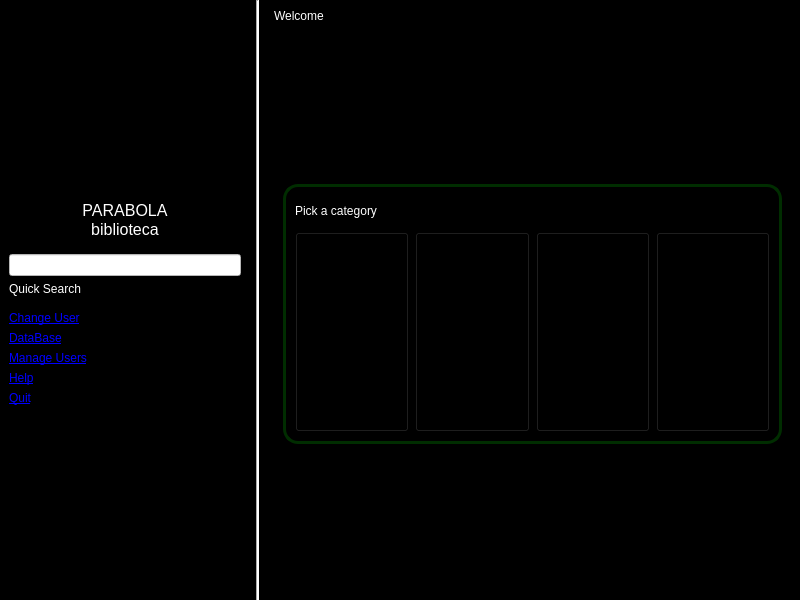
Above: src/gui/UI/MainWindow.ui from jgastal/plivros before the change. Below: the same form after it.
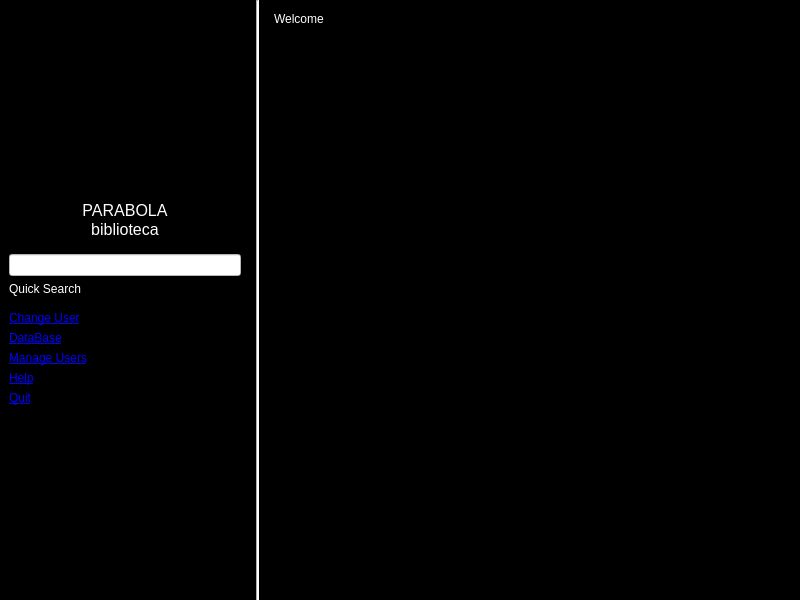
That is the form after the change. Icons and pictures are not drawn. Custom widgets are drawn as their Qt base class.

Commit message: CategoryFrame is now separated from MainWindow. For some reason it is not being shown. connect() fails with null themeHoverPushButton.

What changed in the file:
```diff
--- a/src/gui/UI/MainWindow.ui
+++ b/src/gui/UI/MainWindow.ui
@@ -212,124 +212,7 @@
            <height>300</height>
           </size>
          </property>
-         <layout class="QHBoxLayout" name="horizontalLayout_2">
-          <item>
-           <widget class="QFrame" name="categoryFrame">
-            <property name="sizePolicy">
-             <sizepolicy hsizetype="Expanding" vsizetype="Expanding">
-              <horstretch>0</horstretch>
-              <verstretch>0</verstretch>
-             </sizepolicy>
-            </property>
-            <property name="maximumSize">
-             <size>
-              <width>860</width>
-              <height>260</height>
-             </size>
-            </property>
-            <property name="styleSheet">
-             <string notr="true">QFrame#categoryFrame { 
-	border: 3px solid rgb(0, 45, 0); 
-	border-radius: 15px;
-}</string>
-            </property>
-            <layout class="QGridLayout" name="gridLayout">
-             <item row="0" column="0">
-              <widget class="QLabel" name="label_2">
-               <property name="text">
-                <string>Pick a category</string>
-               </property>
-              </widget>
-             </item>
-             <item row="1" column="0">
-              <widget class="HoverPushButton" name="themeHoverPushButton">
-               <property name="sizePolicy">
-                <sizepolicy hsizetype="Expanding" vsizetype="Expanding">
-                 <horstretch>0</horstretch>
-                 <verstretch>0</verstretch>
-                </sizepolicy>
-               </property>
-               <property name="maximumSize">
-                <size>
-                 <width>200</width>
-                 <height>200</height>
-                </size>
-               </property>
-               <property name="styleSheet">
-                <string notr="true">background-image: url(:/imgs/imgs/Pages.jpg);</string>
-               </property>
-               <property name="text">
-                <string/>
-               </property>
-              </widget>
-             </item>
-             <item row="1" column="1">
-              <widget class="HoverPushButton" name="publisherHoverPushButton">
-               <property name="sizePolicy">
-                <sizepolicy hsizetype="Expanding" vsizetype="Expanding">
-                 <horstretch>0</horstretch>
-                 <verstretch>0</verstretch>
-                </sizepolicy>
-               </property>
-               <property name="maximumSize">
-                <size>
-                 <width>200</width>
-                 <height>200</height>
-                </size>
-               </property>
-               <property name="styleSheet">
-                <string notr="true">background-image: url(:/imgs/imgs/Publisher.gif);</string>
-               </property>
-              </widget>
-             </item>
-             <item row="1" column="2">
-              <widget class="HoverPushButton" name="authorHoverPushButton">
-               <property name="sizePolicy">
-                <sizepolicy hsizetype="Expanding" vsizetype="Expanding">
-                 <horstretch>0</horstretch>
-                 <verstretch>0</verstretch>
-                </sizepolicy>
-               </property>
-               <property name="maximumSize">
-                <size>
-                 <width>200</width>
-                 <height>200</height>
-                </size>
-               </property>
-               <property name="styleSheet">
-                <string notr="true">background-image: url(:/imgs/imgs/Author.gif);</string>
-               </property>
-               <property name="iconSize">
-                <size>
-                 <width>300</width>
-                 <height>300</height>
-                </size>
-               </property>
-              </widget>
-             </item>
-             <item row="1" column="3">
-              <widget class="HoverPushButton" name="bookHoverPushButton">
-               <property name="sizePolicy">
-                <sizepolicy hsizetype="Expanding" vsizetype="Expanding">
-                 <horstretch>0</horstretch>
-                 <verstretch>0</verstretch>
-                </sizepolicy>
-               </property>
-               <property name="maximumSize">
-                <size>
-                 <width>200</width>
-                 <height>200</height>
-                </size>
-               </property>
-               <property name="styleSheet">
-                <string notr="true">background-image: url(:/imgs/imgs/Book.gif);</string>
-               </property>
-              </widget>
-             </item>
-            </layout>
-           </widget>
-          </item>
-         </layout>
+         <layout class="QHBoxLayout" name="horizontalLayout_2"/>
         </widget>
        </item>
       </layout>
@@ -338,13 +221,6 @@
    </layout>
   </widget>
  </widget>
- <customwidgets>
-  <customwidget>
-   <class>HoverPushButton</class>
-   <extends>QPushButton</extends>
-   <header>HoverPushButton.h</header>
-  </customwidget>
- </customwidgets>
  <resources>
   <include location="../imgs.qrc"/>
  </resources>
```
The commit also changes 6 other files.
